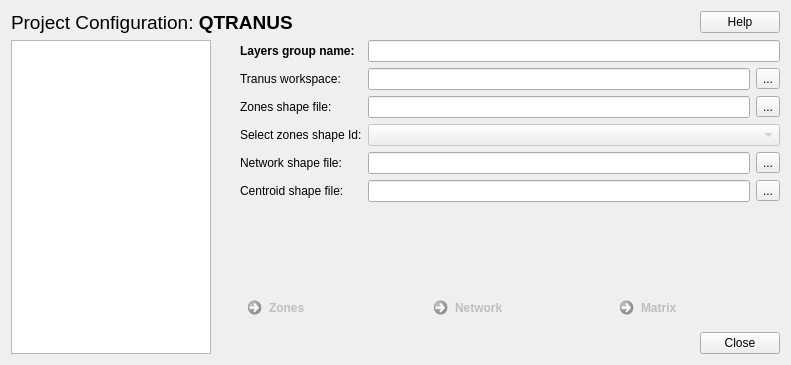
This is qtranus_dialog_base.ui in TomasdelaBarra/QTRANUS as Qt 5 draws it before an edit. The edited form follows.
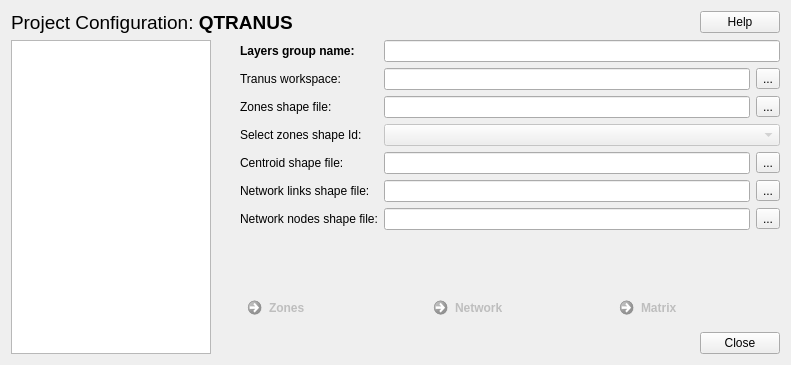
This is the edited form.

Commit message:
Adding network window
* New network window added.
* Added functionality to load network window items
* Network classes added.
* Added general classes

Patch:
```diff
--- a/qtranus_dialog_base.ui
+++ b/qtranus_dialog_base.ui
@@ -128,41 +128,24 @@
            </item>
           </layout>
          </item>
-         <item row="4" column="0">
-          <widget class="QLabel" name="label_4">
-           <property name="text">
-            <string>Network shape file:</string>
-           </property>
-          </widget>
-         </item>
-         <item row="4" column="1">
-          <layout class="QHBoxLayout" name="horizontalLayout_3">
-           <item>
-            <widget class="QLineEdit" name="net_shape"/>
-           </item>
-           <item>
-            <widget class="QToolButton" name="net_shape_btn">
-             <property name="text">
-              <string>...</string>
-             </property>
-            </widget>
-           </item>
-          </layout>
-         </item>
          <item row="5" column="0">
-          <widget class="QLabel" name="label_5">
+          <widget class="QLabel" name="label_4">
            <property name="text">
-            <string>Centroid shape file:</string>
+            <string>Network links shape file:</string>
            </property>
           </widget>
          </item>
          <item row="5" column="1">
-          <layout class="QHBoxLayout" name="horizontalLayout_4">
+          <layout class="QHBoxLayout" name="horizontalLayout_3">
            <item>
-            <widget class="QLineEdit" name="centroid_shape"/>
+            <widget class="QLineEdit" name="network_links_shape">
+             <property name="readOnly">
+              <bool>true</bool>
+             </property>
+            </widget>
            </item>
            <item>
-            <widget class="QToolButton" name="centroid_shape_btn">
+            <widget class="QToolButton" name="network_links_shape_btn">
              <property name="text">
               <string>...</string>
              </property>
@@ -187,6 +170,56 @@
            </property>
           </widget>
          </item>
+         <item row="4" column="0">
+          <widget class="QLabel" name="label_5">
+           <property name="text">
+            <string>Centroid shape file:</string>
+           </property>
+          </widget>
+         </item>
+         <item row="4" column="1">
+          <layout class="QHBoxLayout" name="horizontalLayout_4">
+           <item>
+            <widget class="QLineEdit" name="centroid_shape">
+             <property name="readOnly">
+              <bool>true</bool>
+             </property>
+            </widget>
+           </item>
+           <item>
+            <widget class="QToolButton" name="centroid_shape_btn">
+             <property name="text">
+              <string>...</string>
+             </property>
+            </widget>
+           </item>
+          </layout>
+         </item>
+         <item row="6" column="0">
+          <widget class="QLabel" name="label_6">
+           <property name="text">
+            <string>Network nodes shape file:</string>
+           </property>
+          </widget>
+         </item>
+         <item row="6" column="1">
+          <layout class="QHBoxLayout" name="horizontalLayout_7">
+           <item>
+            <widget class="QLineEdit" name="network_nodes_shape">
+             <property name="readOnly">
+              <bool>true</bool>
+             </property>
+            </widget>
+           </item>
+           <item>
+            <widget class="QToolButton" name="network_nodes_shape_btn">
+             <property name="text">
+              <string>...</string>
+             </property>
+            </widget>
+           </item>
+          </layout>
+         </item>
         </layout>
        </item>
        <item>
```
Left out of the diff: 5 changed lines with no effect on the pictures. The commit also changes 19 other files.
